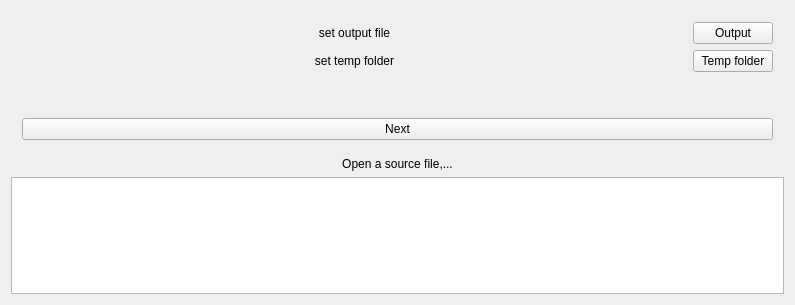
Old version of the form mkvcutter.ui in the repository Selur/MKVCutter.
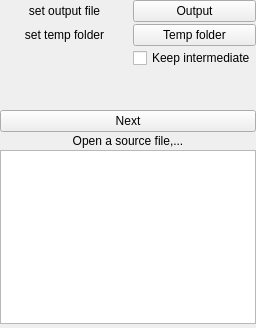
New version of the form. The open tabs and pages were chosen to show the change.

```diff
--- a/mkvcutter.ui
+++ b/mkvcutter.ui
@@ -6,14 +6,35 @@
    <rect>
     <x>0</x>
     <y>0</y>
-    <width>795</width>
-    <height>305</height>
+    <width>256</width>
+    <height>328</height>
    </rect>
   </property>
+  <property name="sizePolicy">
+   <sizepolicy hsizetype="Fixed" vsizetype="Fixed">
+    <horstretch>0</horstretch>
+    <verstretch>0</verstretch>
+   </sizepolicy>
+  </property>
   <property name="windowTitle">
    <string>MkvCutter</string>
   </property>
   <layout class="QVBoxLayout" name="verticalLayout">
+   <property name="spacing">
+    <number>2</number>
+   </property>
+   <property name="leftMargin">
+    <number>0</number>
+   </property>
+   <property name="topMargin">
+    <number>0</number>
+   </property>
+   <property name="rightMargin">
+    <number>0</number>
+   </property>
+   <property name="bottomMargin">
+    <number>4</number>
+   </property>
    <item>
     <widget class="QStackedWidget" name="mainStackedWidget">
      <property name="sizePolicy">
@@ -23,10 +44,16 @@
       </sizepolicy>
      </property>
      <property name="currentIndex">
-      <number>0</number>
+      <number>2</number>
      </property>
      <widget class="QWidget" name="startPage">
       <layout class="QVBoxLayout" name="verticalLayout_2">
+       <property name="spacing">
+        <number>0</number>
+       </property>
+       <property name="margin">
+        <number>0</number>
+       </property>
        <item>
         <widget class="QPushButton" name="openSourcePushButton">
          <property name="sizePolicy">
@@ -60,6 +87,15 @@
      </widget>
      <widget class="QWidget" name="outputPage">
       <layout class="QGridLayout" name="gridLayout">
+       <property name="horizontalSpacing">
+        <number>4</number>
+       </property>
+       <property name="verticalSpacing">
+        <number>2</number>
+       </property>
+       <property name="margin">
+        <number>0</number>
+       </property>
        <item row="0" column="0">
         <widget class="QLabel" name="outputLabel">
          <property name="sizePolicy">
@@ -106,7 +142,7 @@
          </property>
         </widget>
        </item>
-       <item row="3" column="0" colspan="2">
+       <item row="4" column="0" colspan="2">
         <widget class="QPushButton" name="nextPushButton">
          <property name="sizePolicy">
           <sizepolicy hsizetype="Expanding" vsizetype="Fixed">
@@ -119,7 +155,7 @@
          </property>
         </widget>
        </item>
-       <item row="2" column="0">
+       <item row="3" column="0">
         <spacer name="verticalSpacer">
          <property name="orientation">
           <enum>Qt::Vertical</enum>
@@ -132,6 +168,19 @@
          </property>
         </spacer>
        </item>
+       <item row="2" column="1">
+        <widget class="QCheckBox" name="keepIntermediateCheckBox">
+         <property name="sizePolicy">
+          <sizepolicy hsizetype="Fixed" vsizetype="Fixed">
+           <horstretch>0</horstretch>
+           <verstretch>0</verstretch>
+          </sizepolicy>
+         </property>
+         <property name="text">
+          <string>Keep intermediate</string>
+         </property>
+        </widget>
+       </item>
       </layout>
      </widget>
      <widget class="QWidget" name="page"/>
@@ -154,7 +203,14 @@
     </widget>
    </item>
    <item>
-    <widget class="QTextBrowser" name="infoTextBrowser"/>
+    <widget class="QTextBrowser" name="infoTextBrowser">
+     <property name="sizePolicy">
+      <sizepolicy hsizetype="Ignored" vsizetype="Expanding">
+       <horstretch>0</horstretch>
+       <verstretch>0</verstretch>
+      </sizepolicy>
+     </property>
+    </widget>
    </item>
   </layout>
  </widget>
```
